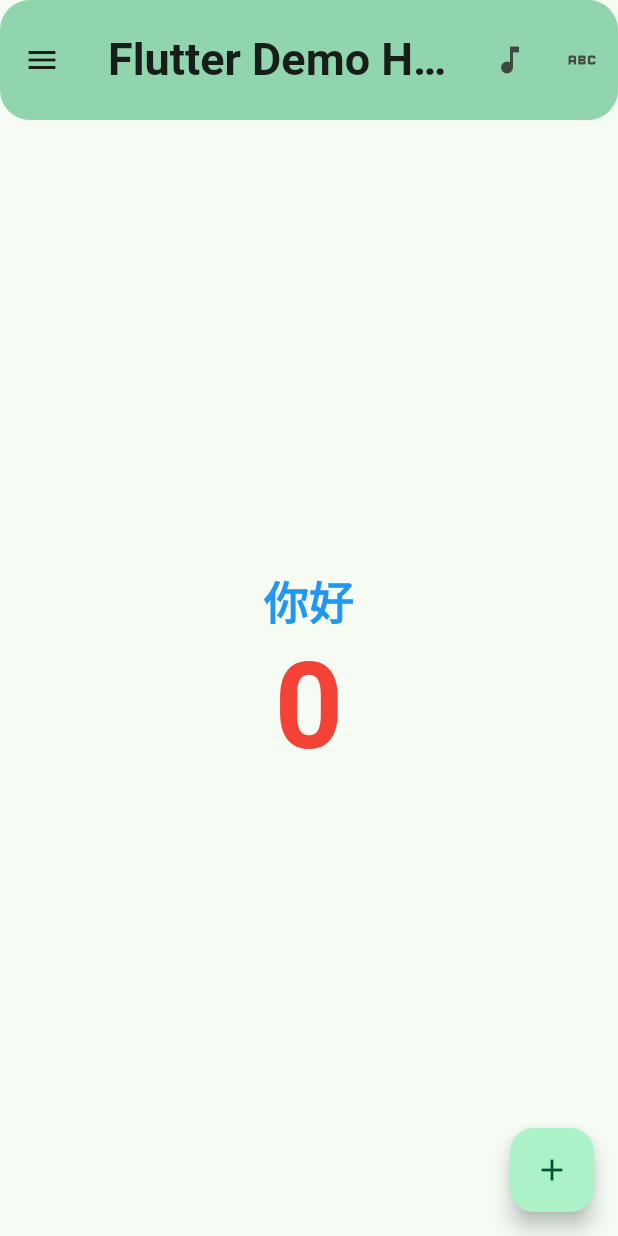
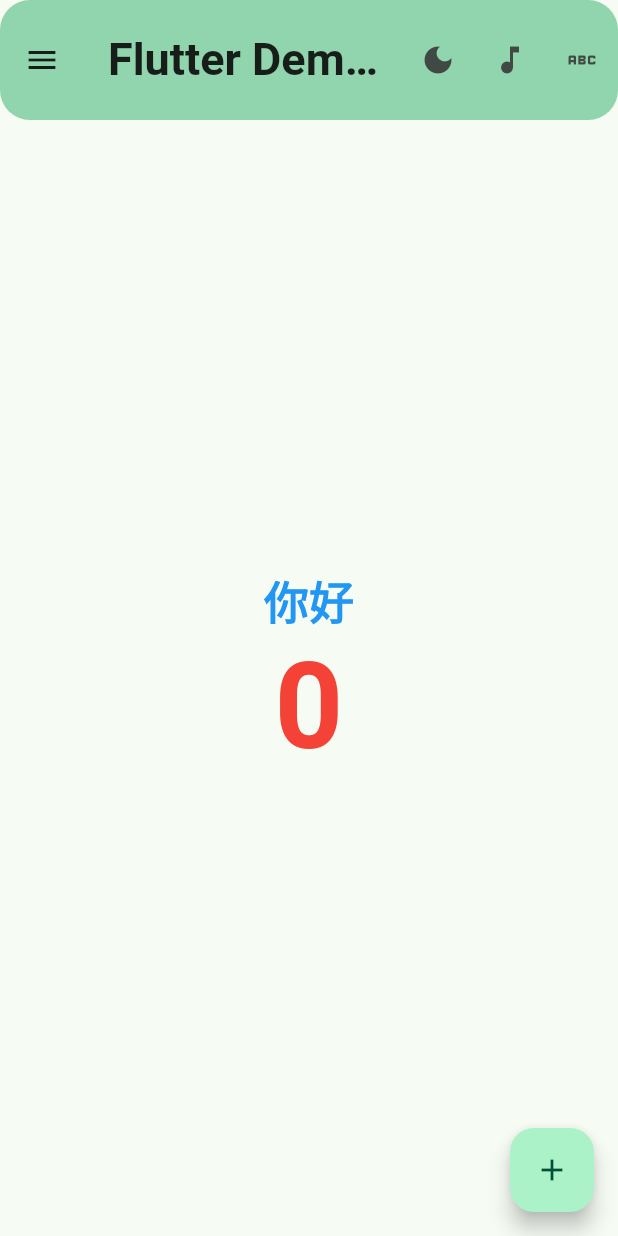
Before and after one commit to yjrqz777/flutter_application_test, a Flutter app: the screen it shows after launch, on a phone screen of 412 x 824 dp. Run offline on Flutter 3.47's test engine with Material 3 defaults, Android fonts, the phone set to English and light mode, and no system bars; Roboto replaces fonts that are missing (SimSun).

Commit message:
test _themeMode

```diff
--- a/lib/main.dart
+++ b/lib/main.dart
@@ -14,17 +14,23 @@ class MyApp extends StatefulWidget {
 }
 
 class _MyAppState extends State<MyApp> {
-  // 当前主题模式（初始为跟随系统）
-  ThemeMode _themeMode = ThemeMode.system;
+  // 当前主题模式（初始为亮色）
+  ThemeMode _themeMode = ThemeMode.light;
 
   // 切换主题：三态循环（系统 -> 亮色 -> 暗色 -> 系统）
   void _toggleThemeMode() {
     setState(() {
-      _themeMode = switch (_themeMode) {
-        ThemeMode.system => ThemeMode.light,
-        ThemeMode.light => ThemeMode.dark,
-        ThemeMode.dark => ThemeMode.system,
-      };
+      // _themeMode = switch (_themeMode) {
+      //   ThemeMode.system => ThemeMode.light,
+      //   ThemeMode.light => ThemeMode.dark,
+      //   ThemeMode.dark => ThemeMode.light,
+      // };
+      if (_themeMode == ThemeMode.light) {
+        _themeMode = ThemeMode.dark;
+      } else {
+        _themeMode = ThemeMode.light;
+      }
+
     });
   }
 
@@ -79,6 +85,7 @@ class _MyHomePageState extends State<MyHomePage> {
     debugPrint(_counter.toString());
   }
 
+
   @override
   Widget build(BuildContext context) {
     // This method is rerun every time setState is called, for instance as done
@@ -96,6 +103,15 @@ class _MyHomePageState extends State<MyHomePage> {
         onPressed: () {},
         ),
         actions: [
+          IconButton(
+            // 切换主题：当前主题决定图标显示成“太阳”还是“月亮”
+            icon: Icon(
+              Theme.of(context).brightness == Brightness.dark
+                  ? Icons.light_mode
+                  : Icons.dark_mode,
+            ),
+            onPressed: (){widget.onToggleTheme(); debugPrint('切换主题');},
+          ),
           IconButton(
             icon: const Icon(Icons.music_note_sharp),
             onPressed: () {},
```
